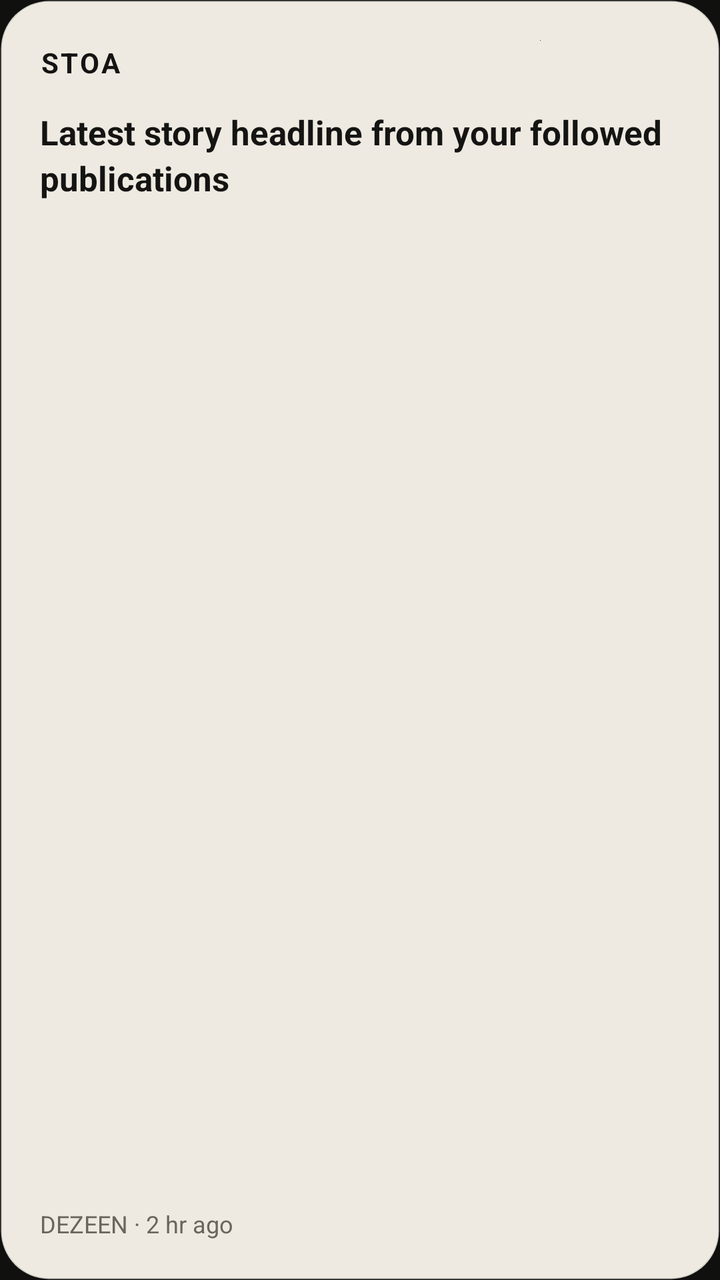
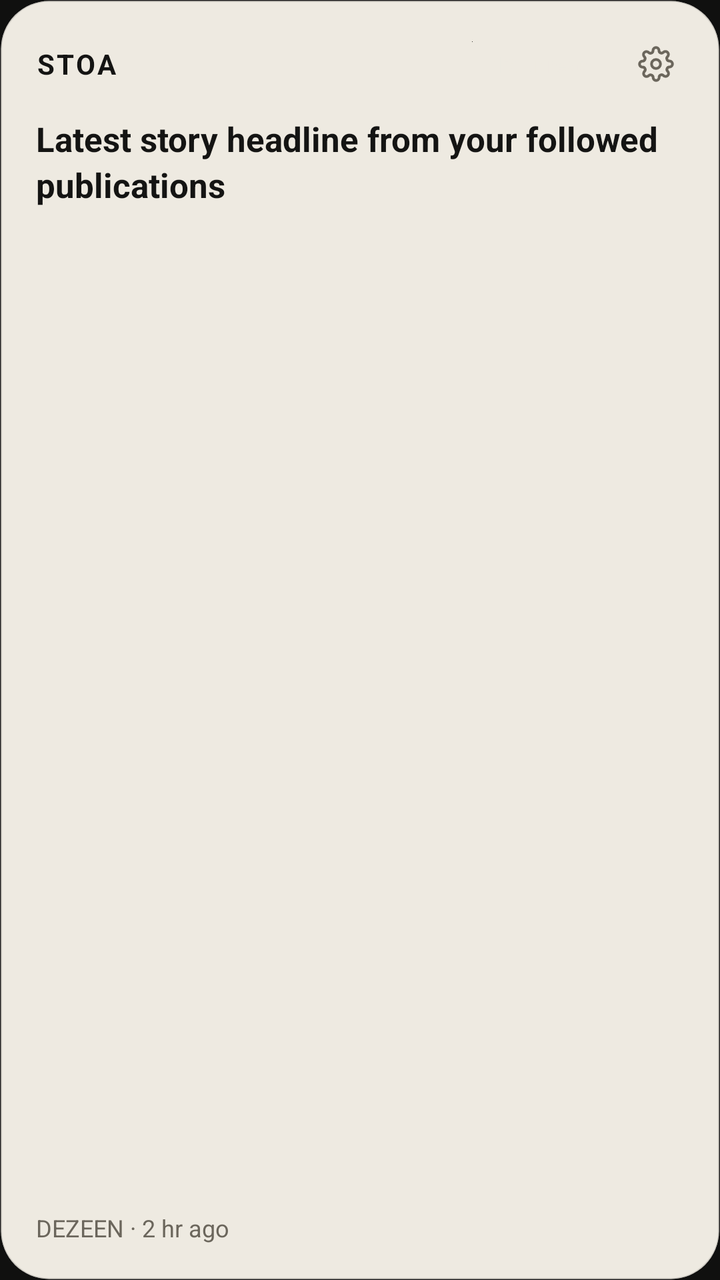

The first picture is an Android layout as it rendered before a commit; the second is the same layout after the commit. The layout source and the unified diff follow.
<!-- AndroidManifest.xml: application theme Theme.Signal -->
<!-- res/layout/widget_stoa_hero.xml -->
<?xml version="1.0" encoding="utf-8"?>
<FrameLayout xmlns:android="http://schemas.android.com/apk/res/android"
    android:id="@+id/widget_container"
    android:layout_width="match_parent"
    android:layout_height="match_parent">

    
    <ImageView
        android:id="@+id/widget_background"
        android:layout_width="match_parent"
        android:layout_height="match_parent"
        android:scaleType="fitXY"
        android:src="@drawable/widget_bg_paper" />

    
    <ImageView
        android:id="@+id/widget_bg_image"
        android:layout_width="match_parent"
        android:layout_height="match_parent"
        android:scaleType="centerCrop"
        android:visibility="gone" />

    
    <ImageView
        android:id="@+id/widget_scrim"
        android:layout_width="match_parent"
        android:layout_height="match_parent"
        android:scaleType="fitXY"
        android:src="@drawable/widget_scrim_overlay"
        android:visibility="gone" />

    
    <LinearLayout
        android:id="@+id/widget_content"
        android:layout_width="match_parent"
        android:layout_height="match_parent"
        android:orientation="vertical"
        android:padding="20dp">

        
        <LinearLayout
            android:layout_width="match_parent"
            android:layout_height="wrap_content"
            android:gravity="center_vertical"
            android:orientation="horizontal">

            <TextView
                android:id="@+id/widget_brand"
                android:layout_width="0dp"
                android:layout_height="wrap_content"
                android:layout_weight="1"
                android:text="STOA"
                android:textColor="#141413"
                android:textSize="14sp"
                android:textStyle="bold"
                android:letterSpacing="0.08" />

            <FrameLayout
                android:layout_width="wrap_content"
                android:layout_height="wrap_content">

                <ImageView
                    android:id="@+id/widget_badge_bg"
                    android:layout_width="match_parent"
                    android:layout_height="match_parent"
                    android:scaleType="fitXY"
                    android:src="@drawable/widget_badge_bg" />

                <TextView
                    android:id="@+id/widget_unread_badge"
                    android:layout_width="wrap_content"
                    android:layout_height="wrap_content"
                    android:paddingStart="10dp"
                    android:paddingTop="4dp"
                    android:paddingEnd="10dp"
                    android:paddingBottom="4dp"
                    android:text="12 unread"
                    android:textColor="#EEEAE1"
                    android:textSize="11sp"
                    android:textStyle="bold" />
            </FrameLayout>
        </LinearLayout>

        
        <TextView
            android:id="@+id/widget_title"
            android:layout_width="match_parent"
            android:layout_height="0dp"
            android:layout_marginTop="12dp"
            android:layout_marginBottom="8dp"
            android:layout_weight="1"
            android:ellipsize="end"
            android:maxLines="3"
            android:text="Latest story headline from your followed publications"
            android:textColor="#141413"
            android:textSize="17sp"
            android:textStyle="bold"
            android:lineSpacingMultiplier="1.15" />

        
        <TextView
            android:id="@+id/widget_meta"
            android:layout_width="match_parent"
            android:layout_height="wrap_content"
            android:ellipsize="end"
            android:maxLines="1"
            android:text="DEZEEN · 2 hr ago"
            android:textColor="#6B665C"
            android:textSize="12sp"
            android:textStyle="normal" />

    </LinearLayout>

</FrameLayout>
<!-- resources referenced by this layout -->
<resources>
  <!-- drawable widget_badge_bg (drawable) -->
  <?xml version="1.0" encoding="utf-8"?>
  <shape xmlns:android="http://schemas.android.com/apk/res/android"
      android:shape="rectangle">
      <solid android:color="#141413" />
      <corners android:radius="999dp" />
  </shape>
  <!-- drawable widget_bg_paper (drawable) -->
  <?xml version="1.0" encoding="utf-8"?>
  <shape xmlns:android="http://schemas.android.com/apk/res/android"
      android:shape="rectangle">
      <solid android:color="#EEEAE1" />
      <corners android:radius="24dp" />
      <stroke
          android:width="1dp"
          android:color="#29141413" />
  </shape>
  <!-- drawable widget_scrim_overlay (drawable) -->
  <?xml version="1.0" encoding="utf-8"?>
  <shape xmlns:android="http://schemas.android.com/apk/res/android"
      android:shape="rectangle">
      <gradient
          android:angle="270"
          android:startColor="#80000000"
          android:centerColor="#B3000000"
          android:endColor="#F2000000"
          android:type="linear" />
      <corners android:radius="24dp" />
  </shape>
  <style name="Theme.Signal" parent="@android:style/Theme.Material.NoActionBar">
          <item name="android:windowBackground">#10100F</item>
          <item name="android:colorBackground">#10100F</item>
      </style>
</resources>

<!-- the commit's change to res/layout/widget_stoa_hero.xml (unified diff, before → after) -->
@@ -2,7 +2,10 @@
 <FrameLayout xmlns:android="http://schemas.android.com/apk/res/android"
     android:id="@+id/widget_container"
     android:layout_width="match_parent"
-    android:layout_height="match_parent">
+    android:layout_height="match_parent"
+    android:background="@drawable/widget_bg_paper"
+    android:clipChildren="true"
+    android:clipToOutline="true">
 
     
     <ImageView
@@ -35,7 +38,7 @@
         android:layout_width="match_parent"
         android:layout_height="match_parent"
         android:orientation="vertical"
-        android:padding="20dp">
+        android:padding="18dp">
 
         
         <LinearLayout
@@ -55,7 +58,9 @@
                 android:textStyle="bold"
                 android:letterSpacing="0.08" />
 
+            
             <FrameLayout
+                android:id="@+id/widget_badge_container"
                 android:layout_width="wrap_content"
                 android:layout_height="wrap_content">
 
@@ -79,6 +84,17 @@
                     android:textSize="11sp"
                     android:textStyle="bold" />
             </FrameLayout>
+
+            
+            <ImageView
+                android:id="@+id/widget_settings_btn"
+                android:layout_width="28dp"
+                android:layout_height="28dp"
+                android:layout_marginStart="8dp"
+                android:padding="5dp"
+                android:scaleType="fitCenter"
+                android:src="@drawable/ic_widget_settings"
+                android:contentDescription="Widget Settings" />
         </LinearLayout>
 
         
<!-- resource entries referenced after the edit -->
@@ -1,5 +1,27 @@
 <!-- resources referenced by this layout -->
 <resources>
+  <!-- drawable ic_widget_settings (drawable) -->
+  <?xml version="1.0" encoding="utf-8"?>
+  <vector xmlns:android="http://schemas.android.com/apk/res/android"
+      android:width="24dp"
+      android:height="24dp"
+      android:viewportWidth="24"
+      android:viewportHeight="24">
+      <path
+          android:strokeColor="#6B665C"
+          android:strokeWidth="1.8"
+          android:strokeLineCap="round"
+          android:strokeLineJoin="round"
+          android:fillColor="#00000000"
+          android:pathData="M12,15a3,3 0 1,0 0,-6a3,3 0 0,0 0,6z" />
+      <path
+          android:strokeColor="#6B665C"
+          android:strokeWidth="1.8"
+          android:strokeLineCap="round"
+          android:strokeLineJoin="round"
+          android:fillColor="#00000000"
+          android:pathData="M19.4,15a1.65,1.65 0 0,0 0.33,1.82l0.06,0.06a2,2 0 0,1 0,2.83 2,2 0 0,1 -2.83,0l-0.06,-0.06a1.65,1.65 0 0,0 -1.82,-0.33 1.65,1.65 0 0,0 -1,1.51V21a2,2 0 0,1 -2,2 2,2 0 0,1 -2,-2v-0.09A1.65,1.65 0 0,0 9,19.4a1.65,1.65 0 0,0 -1.82,0.33l-0.06,0.06a2,2 0 0,1 -2.83,0 2,2 0 0,1 0,-2.83l0.06,-0.06a1.65,1.65 0 0,0 0.33,-1.82 1.65,1.65 0 0,0 -1.51,-1H3a2,2 0 0,1 -2,-2 2,2 0 0,1 2,-2h0.09A1.65,1.65 0 0,0 4.6,9a1.65,1.65 0 0,0 -0.33,-1.82l-0.06,-0.06a2,2 0 0,1 0,-2.83 2,2 0 0,1 2.83,0l0.06,0.06a1.65,1.65 0 0,0 1.82,0.33H9a1.65,1.65 0 0,0 1,-1.51V3a2,2 0 0,1 2,-2 2,2 0 0,1 2,2v0.09a1.65,1.65 0 0,0 1,1.51 1.65,1.65 0 0,0 1.82,-0.33l0.06,-0.06a2,2 0 0,1 2.83,0 2,2 0 0,1 0,2.83l-0.06,0.06a1.65,1.65 0 0,0 -0.33,1.82V9a1.65,1.65 0 0,0 1.51,1H21a2,2 0 0,1 2,2 2,2 0 0,1 -2,2h-0.09a1.65,1.65 0 0,0 -1.51,1z" />
+  </vector>
   <!-- drawable widget_badge_bg (drawable) -->
   <?xml version="1.0" encoding="utf-8"?>
   <shape xmlns:android="http://schemas.android.com/apk/res/android"
